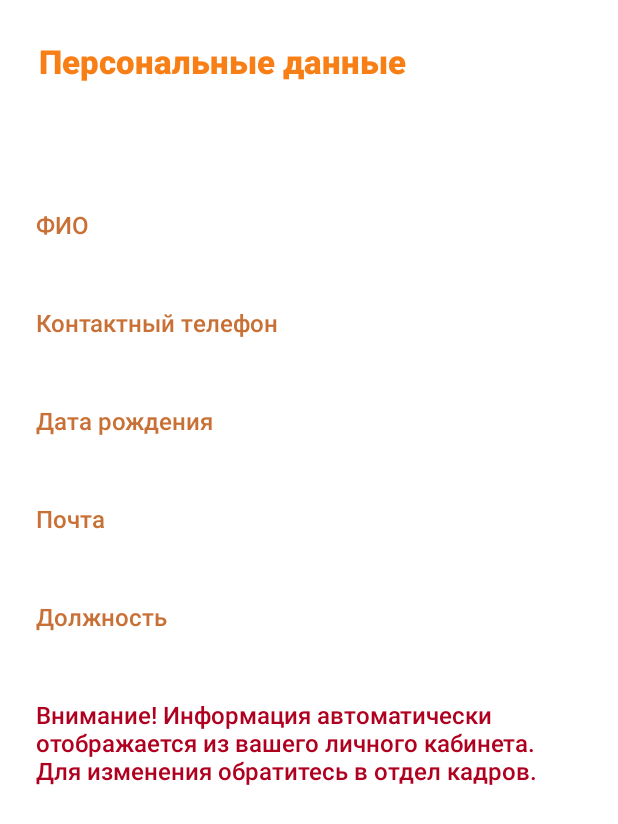
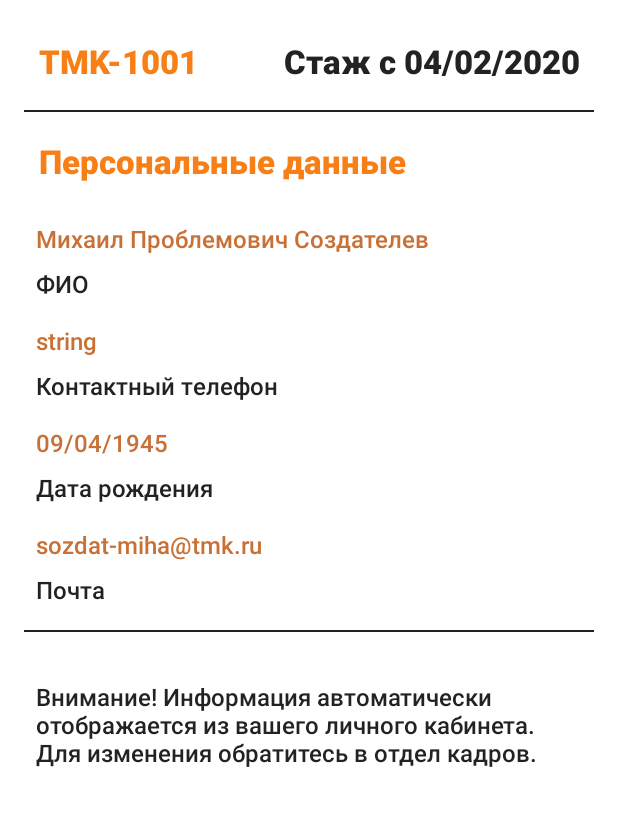
Before and after one commit to st0rmtr0oper/ProblemDesk, an Android app: the layout fragment_sub_profile_info.xml on its own in the app's theme, with its tools: preview values and no code run, on a phone screen of 412 x 824 dp. Shown: the top 824 px of the screen. Run offline under Robolectric (Android 15) with nearby library versions, the phone set to English and light mode, and no system bars.

Commit message:
profile UI update

```diff
--- a/app/src/main/java/com/example/problemdesk/presentation/StringReformat.kt
+++ b/app/src/main/java/com/example/problemdesk/presentation/StringReformat.kt
@@ -35,11 +35,11 @@ fun getStatus(id: Int): String {
     return when(id){
         1 -> "На рассмотрении"
         2 -> "Утверждено"
-        3 -> "Отклонена"
+        3 -> "Отклонено"
         4 -> "В работе"
         5 -> "Требует подтверждения"
-        6 -> "Завершена"
-        7 -> "Удалена"
+        6 -> "Завершено"
+        7 -> "Удалено"
         else -> "status error"
     }
 }
--- a/app/src/main/java/com/example/problemdesk/presentation/manager/ManagerFragment.kt
+++ b/app/src/main/java/com/example/problemdesk/presentation/manager/ManagerFragment.kt
@@ -22,7 +22,7 @@ class ManagerFragment : Fragment() {
         _binding = FragmentStatisticsBinding.inflate(inflater, container, false)
         val root: View = binding.root
 
-        //графики
+        //TODO графики
 
         return root
     }
--- a/app/src/main/java/com/example/problemdesk/presentation/profile/ProfileFragment.kt
+++ b/app/src/main/java/com/example/problemdesk/presentation/profile/ProfileFragment.kt
@@ -99,6 +99,9 @@ class ProfileFragment : Fragment() {
         super.onDestroyView()
         _binding = null
     }
+
+
+
     private fun showLogOutConfirmationDialog(request: LogOutRequest) {
         AlertDialog.Builder(requireContext()).apply {
             setTitle("Выход из аккаунта")
@@ -110,6 +113,7 @@ class ProfileFragment : Fragment() {
             show()
         }
     }
+
     private fun showErrorDialog() {
         androidx.appcompat.app.AlertDialog.Builder(requireContext()).apply {
             setTitle("Ошибка")
--- a/app/src/main/java/com/example/problemdesk/presentation/profile/ProfilePagerAdapter.kt
+++ /dev/null
@@ -1,10 +0,0 @@
-package com.example.problemdesk.presentation.profile
-
-import androidx.fragment.app.Fragment
-import androidx.viewpager2.adapter.FragmentStateAdapter
-
-class ProfilePagerAdapter(fragment: Fragment, private val fragments: List<Fragment>): FragmentStateAdapter(fragment) {
-    override fun createFragment(position: Int): Fragment = fragments[position]
-
-    override fun getItemCount(): Int = fragments.size
-}
--- a/app/src/main/java/com/example/problemdesk/presentation/profile/pagersubfragments/AwardFragment.kt
+++ b/app/src/main/java/com/example/problemdesk/presentation/profile/pagersubfragments/AwardFragment.kt
@@ -24,7 +24,7 @@ class AwardFragment : Fragment() {
         fun newInstance() = AwardFragment()
     }
 
-    //TODO need to add a loading shit
+    //TODO need to add a loading
 
     override fun onCreateView(
         inflater: LayoutInflater,
@@ -55,11 +55,6 @@ class AwardFragment : Fragment() {
         return root
     }
 
-    override fun onViewCreated(view: View, savedInstanceState: Bundle?) {
-        super.onViewCreated(view, savedInstanceState)
-        //TODO award fragment
-    }
-
     override fun onDestroyView() {
         super.onDestroyView()
         _binding = null
--- a/app/src/main/java/com/example/problemdesk/presentation/profile/pagersubfragments/AwardViewModel.kt
+++ b/app/src/main/java/com/example/problemdesk/presentation/profile/pagersubfragments/AwardViewModel.kt
@@ -31,11 +31,5 @@ class AwardViewModel : ViewModel() {
                 Log.i("!--{{{AWARD DATA}}}--!", e.toString())
             }
         }
-//        _awardData.value = AwardData(
-//            3600,
-//            150,
-//            160,
-//            "22/05/2024"
-//        )
     }
 }
--- a/app/src/main/java/com/example/problemdesk/presentation/profile/pagersubfragments/ProfileInfoFragment.kt
+++ b/app/src/main/java/com/example/problemdesk/presentation/profile/pagersubfragments/ProfileInfoFragment.kt
@@ -55,7 +55,7 @@ class ProfileInfoFragment : Fragment() {
                     profileContactPhone.text = profileData.phoneNumber
                     profileDateOfBirth.text = profileData.birthDate
                     profileEmail.text = profileData.email
-                    profilePosition.text = profileData.specId.toString()
+//                    profilePosition.text = profileData.specId.toString()
                 }
             })
 
--- a/app/src/main/res/layout/fragment_sub_award.xml
+++ b/app/src/main/res/layout/fragment_sub_award.xml
@@ -5,6 +5,10 @@
     android:layout_height="match_parent"
     android:orientation="vertical"
     android:padding="16dp">
+
+    <!-- Divider -->
+    <View
+        style="@style/dividerStyle" />
 
     <TextView
         android:id="@+id/award_header_label"
--- a/app/src/main/res/layout/fragment_sub_profile_info.xml
+++ b/app/src/main/res/layout/fragment_sub_profile_info.xml
@@ -1,99 +1,122 @@
 <?xml version="1.0" encoding="utf-8"?>
 <LinearLayout xmlns:android="http://schemas.android.com/apk/res/android"
+    xmlns:tools="http://schemas.android.com/tools"
     android:layout_width="match_parent"
     android:layout_height="match_parent"
     android:orientation="vertical"
     android:padding="16dp">
 
+    <!-- Employee Login and Employment Date -->
+    <LinearLayout
+        android:layout_width="match_parent"
+        android:layout_height="wrap_content"
+        android:orientation="horizontal">
+
+        <!-- Employee Login -->
+        <TextView
+            android:id="@+id/profile_employee_login"
+            style="@style/headerTextViewStyle"
+            android:layout_width="wrap_content"
+            android:layout_height="wrap_content"
+            android:layout_weight="1"
+            android:paddingLeft="20dp"
+            tools:text="TMK-1001" />
+
+        <!-- Employment Date -->
+        <TextView
+            android:id="@+id/profile_employment_date"
+            style="@style/headerTextViewStyle"
+            android:layout_width="wrap_content"
+            android:layout_height="wrap_content"
+            android:layout_weight="1"
+            android:gravity="end"
+            android:paddingRight="40dp"
+            android:textColor="?attr/colorOnPrimary"
+            tools:text="Стаж с 04/02/2020" />
+    </LinearLayout>
+
+    <!-- Divider -->
+    <View style="@style/dividerStyle" />
+
+    <!-- Personal Data Section Header -->
     <TextView
         android:id="@+id/profile_data_header"
         style="@style/headerTextViewStyle"
         android:layout_width="wrap_content"
         android:layout_height="wrap_content"
-        android:text="@string/profile_sub_info_personal_data_label" />
+        android:layout_marginBottom="8dp"
+        android:text="Персональные данные" />
 
+    <!-- Personal Data Items -->
+    <!-- Full Name -->
     <TextView
-        android:id="@+id/profile_employee_login"
-        style="@style/labelTextViewStyle"
+        android:id="@+id/profile_full_name"
+        style="@style/infoDataTextViewStyle"
         android:layout_width="wrap_content"
-        android:layout_height="wrap_content" />
-
-    <TextView
-        android:id="@+id/profile_employment_date"
-        style="@style/dataTextViewStyle"
-        android:layout_width="wrap_content"
-        android:layout_height="wrap_content" />
+        android:layout_height="wrap_content"
+        tools:text="Михаил Проблемович Создателев" />
 
     <TextView
         android:id="@+id/profile_full_name_label"
-        style="@style/labelTextViewStyle"
+        style="@style/infoLabelTextViewStyle"
         android:layout_width="wrap_content"
         android:layout_height="wrap_content"
-        android:text="@string/profile_sub_info_fullname_label" />
+        android:text="ФИО" />
 
+    <!-- Contact Phone -->
     <TextView
-        android:id="@+id/profile_full_name"
-        style="@style/dataTextViewStyle"
+        android:id="@+id/profile_contact_phone"
+        style="@style/infoDataTextViewStyle"
         android:layout_width="wrap_content"
-        android:layout_height="wrap_content" />
+        android:layout_height="wrap_content"
+        tools:text="string" />
 
     <TextView
         android:id="@+id/profile_contact_phone_label"
-        style="@style/labelTextViewStyle"
+        style="@style/infoLabelTextViewStyle"
         android:layout_width="wrap_content"
         android:layout_height="wrap_content"
-        android:text="@string/profile_sub_info_contact_phone" />
+        android:text="Контактный телефон" />
 
+    <!-- Date of Birth -->
     <TextView
-        android:id="@+id/profile_contact_phone"
-        style="@style/dataTextViewStyle"
+        android:id="@+id/profile_date_of_birth"
+        style="@style/infoDataTextViewStyle"
         android:layout_width="wrap_content"
-        android:layout_height="wrap_content" />
+        android:layout_height="wrap_content"
+        tools:text="09/04/1945" />
 
     <TextView
         android:id="@+id/profile_date_of_birth_label"
-        style="@style/labelTextViewStyle"
+        style="@style/infoLabelTextViewStyle"
         android:layout_width="wrap_content"
         android:layout_height="wrap_content"
-        android:text="@string/profile_sub_info_birth_date_label" />
+        android:text="Дата рождения" />
 
+    <!-- Email -->
     <TextView
-        android:id="@+id/profile_date_of_birth"
-        style="@style/dataTextViewStyle"
+        android:id="@+id/profile_email"
+        style="@style/infoDataTextViewStyle"
         android:layout_width="wrap_content"
-        android:layout_height="wrap_content" />
+        android:layout_height="wrap_content"
+        tools:text="sozdat-miha@tmk.ru" />
 
     <TextView
         android:id="@+id/profile_email_label"
-        style="@style/labelTextViewStyle"
+        style="@style/infoLabelTextViewStyle"
         android:layout_width="wrap_content"
         android:layout_height="wrap_content"
-        android:text="@string/profile_sub_info_email_label" />
+        android:text="Почта" />
 
-    <TextView
-        android:id="@+id/profile_email"
-        style="@style/dataTextViewStyle"
-        android:layout_width="wrap_content"
-        android:layout_height="wrap_content" />
+    <!-- Divider -->
+    <View style="@style/dividerStyle" />
 
-    <TextView
-        android:id="@+id/profile_position_label"
-        style="@style/labelTextViewStyle"
-        android:layout_width="wrap_content"
-        android:layout_height="wrap_content"
-        android:text="@string/profile_sub_info_position_label" />
-
-    <TextView
-        android:id="@+id/profile_position"
-        style="@style/dataTextViewStyle"
-        android:layout_width="wrap_content"
-        android:layout_height="wrap_content" />
-
+    <!-- Warning Section -->
     <TextView
         android:id="@+id/profile_warning_label"
         style="@style/warningStyle"
         android:layout_width="wrap_content"
         android:layout_height="wrap_content"
-        android:layout_gravity="bottom"
-        android:text="@string/profile_sub_info_warning_label" />
+        android:layout_marginTop="16dp"
+        android:text="Внимание! Информация автоматически отображается из вашего личного кабинета. Для изменения обратитесь в отдел кадров." />
 </LinearLayout>
--- a/app/src/main/res/values/styles.xml
+++ b/app/src/main/res/values/styles.xml
@@ -107,6 +107,15 @@
         <item name="android:fontFamily">sans-serif-medium</item>
     </style>
 
+    <style name="infoLabelTextViewStyle" parent="Widget.MaterialComponents.TextView">
+        <item name="android:textSize">16sp</item>
+        <item name="android:fontFamily">sans-serif-medium</item>
+        <item name="android:textColor">?attr/colorOnPrimary</item>
+        <item name="android:paddingLeft">8dp</item>
+        <item name="android:paddingRight">8dp</item>
+        <item name="android:paddingBottom">8dp</item>
+    </style>
+
     <style name="dataTextViewStyle" parent="Widget.MaterialComponents.TextView">
         <item name="android:textColor">?attr/colorOnPrimary</item>
         <item name="android:textSize">14sp</item>
@@ -116,11 +125,26 @@
         <item name="android:fontFamily">sans-serif-medium</item>
     </style>
 
+    <style name="infoDataTextViewStyle" parent="Widget.MaterialComponents.TextView">
+        <item name="android:textColor">@color/primary_variant_color</item>
+        <item name="android:padding">8dp</item>
+        <item name="android:fontFamily">sans-serif-medium</item>
+        <item name="android:textSize">16sp</item>
+    </style>
+
     <style name="warningStyle" parent="android:Widget.TextView">
-        <item name="android:textColor">@color/design_default_color_error</item>
+        <item name="android:textColor">?attr/colorOnPrimary</item>
         <item name="android:textSize">16sp</item>
         <item name="android:padding">8dp</item>
         <item name="android:fontFamily">sans-serif-medium</item>
+    </style>
+
+    <style name="dividerStyle">
+        <item name="android:layout_width">match_parent</item>
+        <item name="android:layout_height">1dp</item>
+        <item name="android:layout_marginTop">8dp</item>
+        <item name="android:layout_marginBottom">8dp</item>
+        <item name="android:background">?attr/colorOnPrimary</item>
     </style>
 
     <!--Card Style-->
```
Also changed, not shown: app/src/main/java/com/example/problemdesk/MainActivity.kt (+9 -5 lines). Lines whose indentation alone changed are shown as unchanged.
